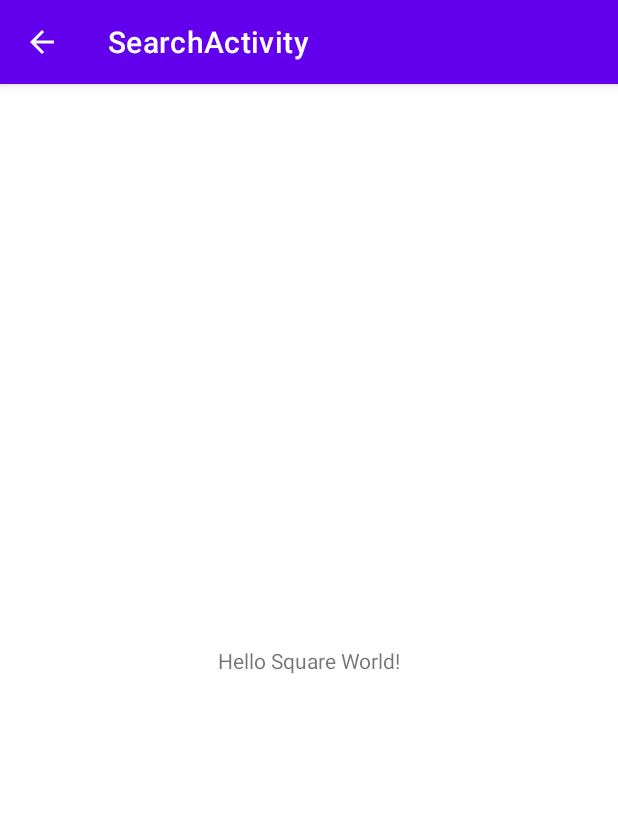
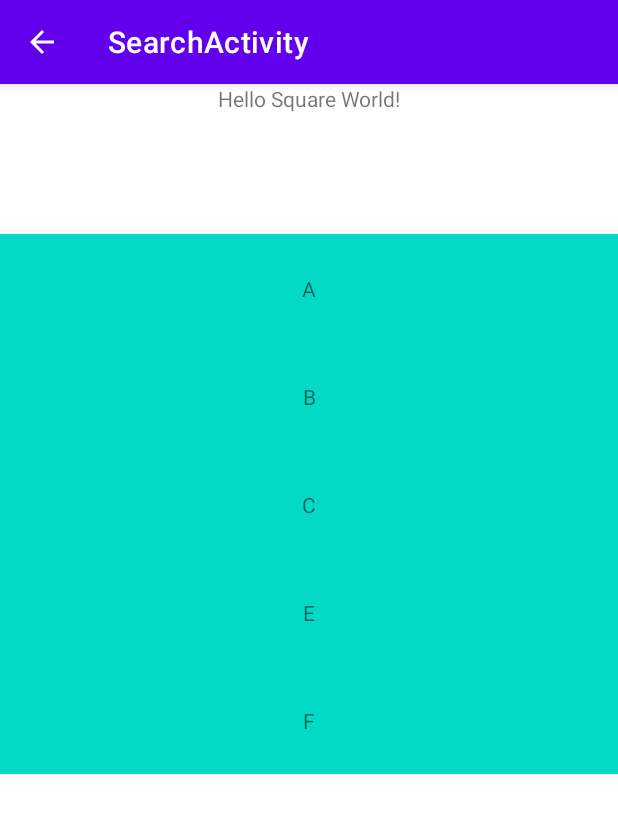
Before and after one commit to soapgu/PhotoHunter, an Android app: the SearchActivity screen opened directly, with no data from a screen before it, on a phone screen of 412 x 824 dp. Shown: the top 813 px of the screen. Run offline under Robolectric (Android 15) with nearby library versions, the phone set to English and light mode, and no system bars; our stand-ins replace data binding.

Commit message:
base RecyclerView

```diff
--- a/app/src/main/java/com/soapdemo/photohunter/SearchActivity.java
+++ b/app/src/main/java/com/soapdemo/photohunter/SearchActivity.java
@@ -1,14 +1,22 @@
 package com.soapdemo.photohunter;
 
 import androidx.appcompat.app.AppCompatActivity;
+import androidx.databinding.DataBindingUtil;
+import androidx.recyclerview.widget.LinearLayoutManager;
 
 import android.os.Bundle;
+
+import com.soapdemo.photohunter.adapters.CustomAdapter;
+import com.soapdemo.photohunter.databinding.ActivitySearchBinding;
 
 public class SearchActivity extends AppCompatActivity {
 
     @Override
     protected void onCreate(Bundle savedInstanceState) {
         super.onCreate(savedInstanceState);
-        setContentView(R.layout.activity_search);
+        ActivitySearchBinding binding = DataBindingUtil.setContentView(this, R.layout.activity_search);
+        binding.dataList.setLayoutManager( new LinearLayoutManager( this ) );
+        CustomAdapter adapter = new CustomAdapter( new String[]{"A","B","C","E","F"} );
+        binding.dataList.setAdapter( adapter );
     }
 }
--- /dev/null
+++ b/app/src/main/java/com/soapdemo/photohunter/adapters/CustomAdapter.java
@@ -0,0 +1,48 @@
+package com.soapdemo.photohunter.adapters;
+
+import android.view.LayoutInflater;
+import android.view.View;
+import android.view.ViewGroup;
+
+import androidx.annotation.NonNull;
+import androidx.databinding.DataBindingUtil;
+import androidx.recyclerview.widget.RecyclerView;
+
+import com.soapdemo.photohunter.R;
+import com.soapdemo.photohunter.databinding.TextRowItemBinding;
+
+public class CustomAdapter extends RecyclerView.Adapter<CustomAdapter.ViewHolder> {
+    private String[] mDataSet;
+
+    public CustomAdapter(String[] dataSet) {
+        mDataSet = dataSet;
+    }
+
+    @NonNull
+    @Override
+    public ViewHolder onCreateViewHolder(@NonNull ViewGroup parent, int viewType) {
+        // Create a new view, which defines the UI of the list item
+        LayoutInflater inflater = LayoutInflater.from(parent.getContext());
+                //.inflate(R.layout.text_row_item, parent, false);
+        TextRowItemBinding binding  = DataBindingUtil.inflate(inflater,R.layout.text_row_item,parent, false );
+        return new ViewHolder(binding.getRoot());
+    }
+
+    @Override
+    public void onBindViewHolder(@NonNull ViewHolder holder, int position) {
+        TextRowItemBinding binding = DataBindingUtil.getBinding(holder.itemView);
+        binding.setContent(  this.mDataSet[position] );
+        binding.executePendingBindings();
+    }
+
+    @Override
+    public int getItemCount() {
+        return this.mDataSet.length;
+    }
+
+    public static class ViewHolder extends RecyclerView.ViewHolder {
+        public ViewHolder(@NonNull View itemView) {
+            super(itemView);
+        }
+    }
+}
--- a/app/src/main/res/layout/activity_search.xml
+++ b/app/src/main/res/layout/activity_search.xml
@@ -1,7 +1,13 @@
 <?xml version="1.0" encoding="utf-8"?>
-<androidx.constraintlayout.widget.ConstraintLayout xmlns:android="http://schemas.android.com/apk/res/android"
+<layout xmlns:android="http://schemas.android.com/apk/res/android"
     xmlns:app="http://schemas.android.com/apk/res-auto"
-    xmlns:tools="http://schemas.android.com/tools"
+    xmlns:tools="http://schemas.android.com/tools">
+
+    <data>
+
+    </data>
+
+    <androidx.constraintlayout.widget.ConstraintLayout
         android:layout_width="match_parent"
         android:layout_height="match_parent"
         tools:context=".SearchActivity">
@@ -11,8 +17,18 @@
             android:layout_width="wrap_content"
             android:layout_height="wrap_content"
             android:text="@string/hello_world"
+            app:layout_constraintEnd_toEndOf="parent"
+            app:layout_constraintStart_toStartOf="parent"
+            app:layout_constraintTop_toTopOf="parent" />
+
+        <androidx.recyclerview.widget.RecyclerView
+            android:id="@+id/data_list"
+            android:layout_width="match_parent"
+            android:layout_height="match_parent"
+            android:layout_marginTop="100dp"
             app:layout_constraintBottom_toBottomOf="parent"
             app:layout_constraintEnd_toEndOf="parent"
             app:layout_constraintStart_toStartOf="parent"
-        app:layout_constraintTop_toTopOf="parent" />
+            app:layout_constraintTop_toBottomOf="@+id/textView" />
     </androidx.constraintlayout.widget.ConstraintLayout>
+</layout>
--- /dev/null
+++ b/app/src/main/res/layout/text_row_item.xml
@@ -0,0 +1,26 @@
+<?xml version="1.0" encoding="utf-8"?>
+<layout xmlns:android="http://schemas.android.com/apk/res/android"
+    xmlns:app="http://schemas.android.com/apk/res-auto">
+
+    <data>
+        <variable
+            name="content"
+            type="String" />
+    </data>
+
+    <androidx.constraintlayout.widget.ConstraintLayout
+        android:layout_width="match_parent"
+        android:background="@color/design_default_color_secondary"
+        android:layout_height="72dp">
+
+        <TextView
+            android:id="@+id/textView"
+            android:text="@{content}"
+            android:layout_width="wrap_content"
+            android:layout_height="wrap_content"
+            app:layout_constraintBottom_toBottomOf="parent"
+            app:layout_constraintEnd_toEndOf="parent"
+            app:layout_constraintStart_toStartOf="parent"
+            app:layout_constraintTop_toTopOf="parent" />
+    </androidx.constraintlayout.widget.ConstraintLayout>
+</layout>
```
Lines whose indentation alone changed are shown as unchanged.
